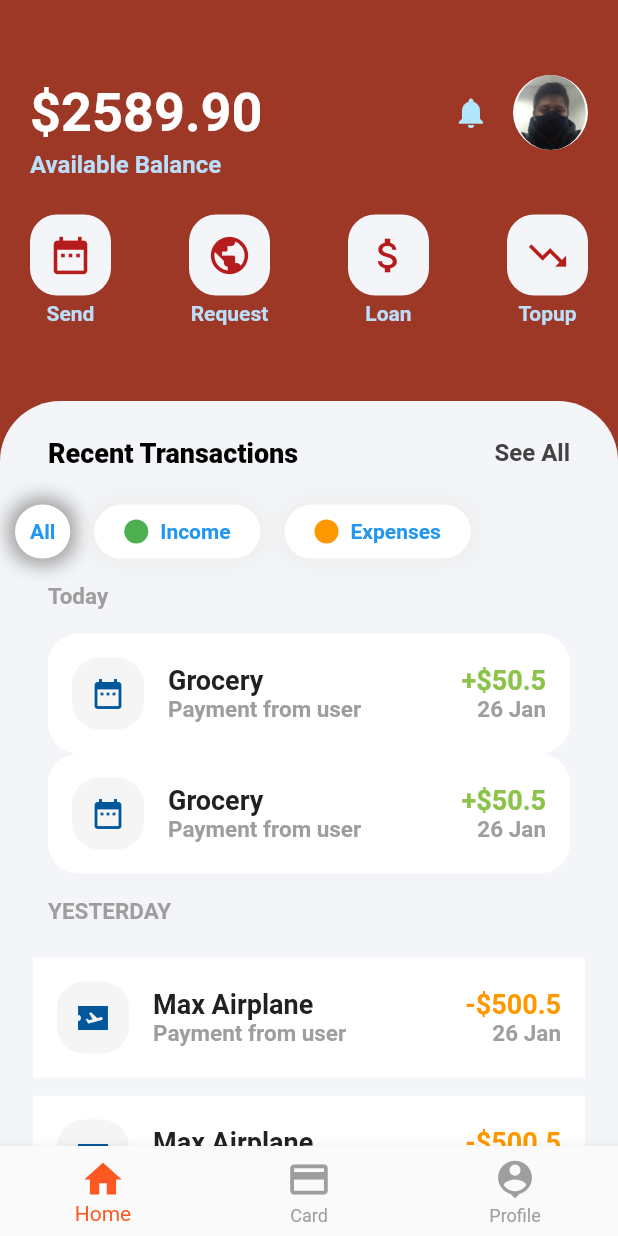
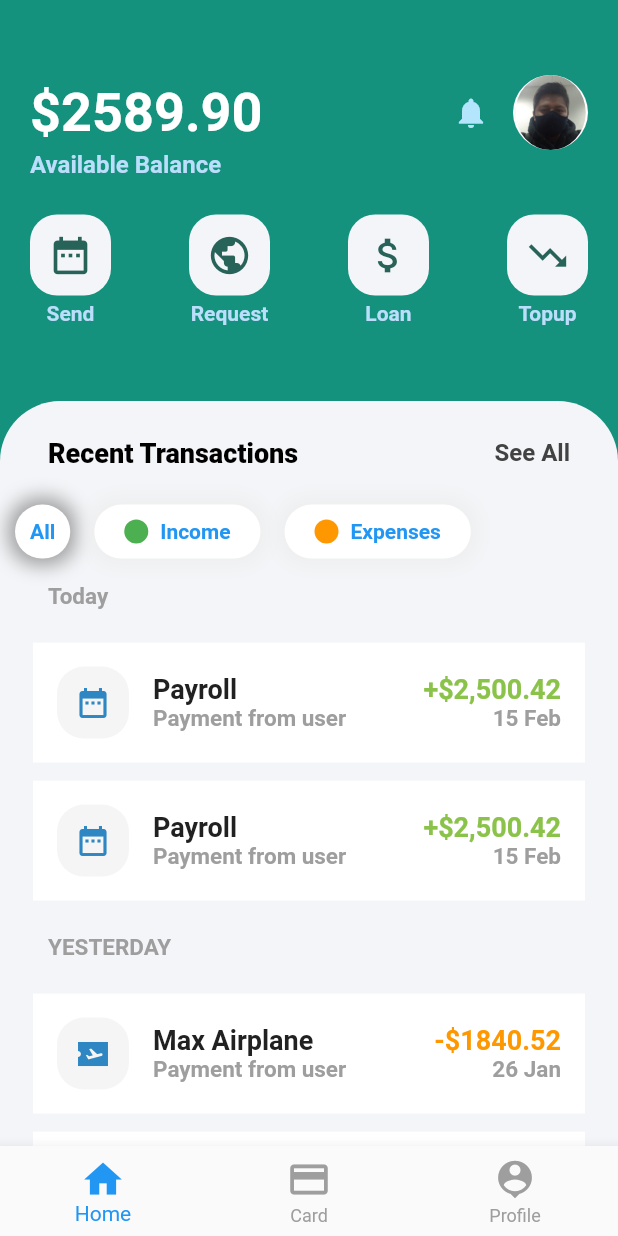
Before and after one commit to ProgrammerAuditore/proyecto-final, a Flutter app: the screen it shows after launch, on a phone screen of 412 x 824 dp. Run offline on Flutter 3.47's test engine with Material 2 defaults, Android fonts, the phone set to English and light mode, and no system bars.

Commit message:
*** dev : Se agrego mas colores a MyAppConfig

```diff
--- a/lib/components/OptionPage.dart
+++ b/lib/components/OptionPage.dart
@@ -1,3 +1,4 @@
+import 'package:appfoodfast/config.dart';
 import 'package:flutter/material.dart';
 
 class OptionPage extends StatelessWidget {
@@ -22,7 +23,7 @@ class OptionPage extends StatelessWidget {
                 borderRadius: BorderRadius.all(Radius.circular(18))),
             child: Icon(
               icono,
-              color: Colors.red[900],
+              color: MyAppConfig.appColorIconsPrimary,
               size: 30,
             ),
             padding: EdgeInsets.all(12),
--- a/lib/config.dart
+++ b/lib/config.dart
@@ -3,7 +3,9 @@ import 'package:flutter/cupertino.dart';
 
 class MyAppConfig {
   static Widget appTitulo = new Text('Material App Bar');
-  static MaterialColor appColorPrimary = Colors.deepOrange;
-  static MaterialColor appColorDisable = Colors.grey;
-
+  static MaterialColor appNavColorPrimary = Colors.blue;
+  static MaterialColor appNavColorDisable = Colors.grey;
+  static Color appColorPrimary = Color.fromARGB(255, 20, 146, 125);
+  static Color appColorSecondary = Color.fromARGB(255, 46, 135, 195);
+  static Color appColorIconsPrimary = Color.fromARGB(255, 40, 99, 89);
 }
--- a/lib/main.dart
+++ b/lib/main.dart
@@ -14,7 +14,7 @@ class MyApp extends StatelessWidget {
   Widget build(BuildContext context) {
     return MaterialApp(
       theme: ThemeData(
-        primarySwatch: MyAppConfig.appColorPrimary,
+        primarySwatch: MyAppConfig.appNavColorPrimary,
       ),
       home: WalletApp(),
       localizationsDelegates: [
@@ -53,11 +53,11 @@ class _WalletAppState extends State<WalletApp> {
   @override
   Widget build(BuildContext context) {
     return Scaffold(
-      backgroundColor: Color.fromARGB(255, 158, 56, 38),
+      backgroundColor: MyAppConfig.appColorPrimary,
       bottomNavigationBar: BottomNavigationBar(
         currentIndex: selectedTab,
-        selectedItemColor: MyAppConfig.appColorPrimary,
-        unselectedItemColor: MyAppConfig.appColorDisable,
+        selectedItemColor: MyAppConfig.appNavColorPrimary,
+        unselectedItemColor: MyAppConfig.appNavColorDisable,
         items: pagesContenido,
         onTap: (index) {
           setState(() {
--- a/lib/pages/Card/CardContent.dart
+++ b/lib/pages/Card/CardContent.dart
@@ -1,3 +1,4 @@
+import 'package:appfoodfast/config.dart';
 import 'package:appfoodfast/generated/l10n.dart';
 import 'package:flutter/material.dart';
 
@@ -38,7 +39,7 @@ class ContentPage extends StatelessWidget {
                         IconButton(
                           icon: Icon(
                             Icons.more_horiz,
-                            color: Colors.lightBlue[900],
+                            color: MyAppConfig.appColorPrimary,
                             size: 20,
                           ),
                           onPressed: (){},
@@ -60,7 +61,7 @@ class ContentPage extends StatelessWidget {
                             style: TextStyle(
                                 fontWeight: FontWeight.w700,
                                 fontSize: 14,
-                                color: Colors.blue),
+                                color: MyAppConfig.appColorSecondary),
                           ),
                           decoration: BoxDecoration(
                               color: Colors.white,
@@ -162,7 +163,7 @@ class ContentPage extends StatelessWidget {
                                     S.of(context).pageCardContentCardPhysicalEstado,
                                     style: TextStyle(
                                         fontSize: 12,
-                                        color: Colors.blue[100],
+                                        color: MyAppConfig.appColorSecondary,
                                         fontWeight: FontWeight.w700,
                                         letterSpacing: 2.0),
                                   ),
@@ -183,7 +184,7 @@ class ContentPage extends StatelessWidget {
                                     S.of(context).pageCardContentCardPhysicalExpires,
                                     style: TextStyle(
                                         fontSize: 12,
-                                        color: Colors.blue[100],
+                                        color: MyAppConfig.appColorSecondary,
                                         fontWeight: FontWeight.w700,
                                         letterSpacing: 2.0),
                                   ),
@@ -204,7 +205,7 @@ class ContentPage extends StatelessWidget {
                                     "CVV",
                                     style: TextStyle(
                                         fontSize: 12,
-                                        color: Colors.blue[100],
+                                        color: MyAppConfig.appColorSecondary,
                                         fontWeight: FontWeight.w700,
                                         letterSpacing: 2.0),
                                   ),
@@ -257,7 +258,7 @@ class ContentPage extends StatelessWidget {
                           children: <Widget>[
                             Icon(
                               Icons.wifi_tethering,size: 20,
-                              color: Colors.lightBlue[900],
+                              color: MyAppConfig.appColorPrimary,
                             ),
                             SizedBox(
                               width: 5,
@@ -267,7 +268,7 @@ class ContentPage extends StatelessWidget {
                               style: TextStyle(
                                   fontWeight: FontWeight.w500,
                                   fontSize: 16,
-                                  color: Colors.blue),
+                                  color: MyAppConfig.appColorSecondary),
                             )
                           ],
                         ),
@@ -301,7 +302,7 @@ class ContentPage extends StatelessWidget {
                           children: <Widget>[
                             Icon(
                               Icons.credit_card,
-                              color: Colors.lightBlue[900],
+                              color: MyAppConfig.appColorPrimary,
                             ),
                             SizedBox(
                               width: 16,
@@ -311,7 +312,7 @@ class ContentPage extends StatelessWidget {
                               style: TextStyle(
                                   fontWeight: FontWeight.w500,
                                   fontSize: 18,
-                                  color: Colors.blue),
+                                  color: MyAppConfig.appColorSecondary),
                             )
                           ],
                         ),
@@ -345,7 +346,7 @@ class ContentPage extends StatelessWidget {
                           children: <Widget>[
                             Icon(
                               Icons.mobile_screen_share,
-                              color: Colors.lightBlue[900],
+                              color: MyAppConfig.appColorPrimary,
                             ),
                             SizedBox(
                               width: 16,
@@ -355,7 +356,7 @@ class ContentPage extends StatelessWidget {
                               style: TextStyle(
                                   fontWeight: FontWeight.w500,
                                   fontSize: 18,
-                                  color: Colors.blue),
+                                  color: MyAppConfig.appColorSecondary),
                             )
                           ],
                         ),
--- a/lib/pages/Home/HomeContent.dart
+++ b/lib/pages/Home/HomeContent.dart
@@ -1,3 +1,4 @@
+import 'package:appfoodfast/config.dart';
 import 'package:appfoodfast/generated/l10n.dart';
 import 'package:flutter/material.dart';
 
@@ -179,12 +180,11 @@ ListView transaccionesHoy(){
   return ListView.builder(
     itemBuilder: (context, index) {
       return Container(
-        margin: EdgeInsets.symmetric(horizontal: 32),
+        margin: EdgeInsets.symmetric(horizontal: 22, vertical: 6),
         padding: EdgeInsets.all(16),
         decoration: BoxDecoration(
-            color: Colors.white,
-            borderRadius:
-                BorderRadius.all(Radius.circular(20))),
+            color: Colors.white
+        ),
         child: Row(
           children: <Widget>[
             Container(
@@ -194,7 +194,7 @@ ListView transaccionesHoy(){
                       Radius.circular(18))),
               child: Icon(
                 Icons.date_range,
-                color: Colors.lightBlue[900],
+                color: MyAppConfig.appColorSecondary,
               ),
               padding: EdgeInsets.all(12),
             ),
@@ -207,7 +207,7 @@ ListView transaccionesHoy(){
                     CrossAxisAlignment.start,
                 children: <Widget>[
                   Text(
-                    "Grocery",
+                    "Payroll",
                     style: TextStyle(
                         fontSize: 18,
                         fontWeight: FontWeight.w700,
@@ -227,14 +227,14 @@ ListView transaccionesHoy(){
               crossAxisAlignment: CrossAxisAlignment.end,
               children: <Widget>[
                 Text(
-                  "+\$50.5",
+                  "+\$2,500.42",
                   style: TextStyle(
                       fontSize: 18,
                       fontWeight: FontWeight.w700,
                       color: Colors.lightGreen),
                 ),
                 Text(
-                  "26 Jan",
+                  "15 Feb",
                   style: TextStyle(
                       fontSize: 15,
                       fontWeight: FontWeight.w700,
@@ -272,7 +272,7 @@ ListView operacionesAyer(){
                       Radius.circular(18))),
               child: Icon(
                 Icons.airplane_ticket_sharp,
-                color: Colors.lightBlue[900],
+                color: MyAppConfig.appColorSecondary,
               ),
               padding: EdgeInsets.all(12),
             ),
@@ -305,7 +305,7 @@ ListView operacionesAyer(){
               crossAxisAlignment: CrossAxisAlignment.end,
               children: <Widget>[
                 Text(
-                  "-\$500.5",
+                  "-\$1840.52",
                   style: TextStyle(
                       fontSize: 18,
                       fontWeight: FontWeight.w700,
```
